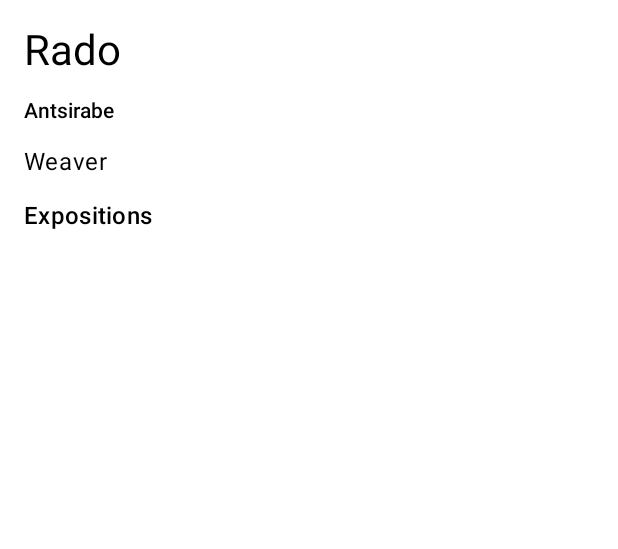
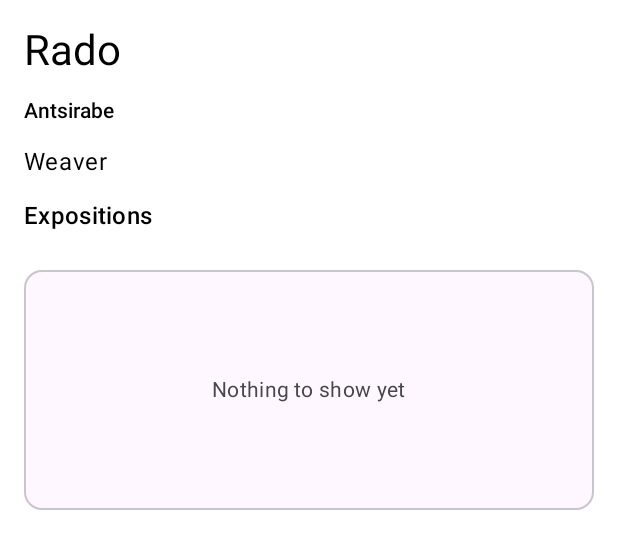
Before and after one commit to artiko-songomby-d1/artiko-mobile, an Android app built with Jetpack Compose: the @Preview function ArtistPagePreview, on a phone screen of 412 x 824 dp. Shown: the top 549 px of the screen. Run offline under Robolectric (Android 15) with nearby library versions, the phone set to English and light mode, and no system bars.

Commit message:
feat(core): add empty placeholder to the feed list
Co-Authored-By: Claude Sonnet 5.5 <noreply@anthropic.com>

```diff
--- /dev/null
+++ b/app/src/main/kotlin/com/onlydevs/artiko/ui/EmptyPlaceholder.kt
@@ -0,0 +1,39 @@
+package com.onlydevs.artiko.ui
+
+import androidx.compose.foundation.layout.Box
+import androidx.compose.foundation.layout.fillMaxSize
+import androidx.compose.foundation.layout.fillMaxWidth
+import androidx.compose.foundation.layout.height
+import androidx.compose.material3.MaterialTheme
+import androidx.compose.material3.OutlinedCard
+import androidx.compose.material3.Text
+import androidx.compose.runtime.Composable
+import androidx.compose.ui.Alignment
+import androidx.compose.ui.Modifier
+import androidx.compose.ui.tooling.preview.Preview
+import androidx.compose.ui.unit.Dp
+import androidx.compose.ui.unit.dp
+import com.onlydevs.artiko.ui.theme.ArtikoTheme
+
+private val DEFAULT_HEIGHT = 160.dp
+
+@Composable
+fun EmptyPlaceholder(message: String, modifier: Modifier = Modifier, height: Dp = DEFAULT_HEIGHT) {
+    OutlinedCard(modifier = modifier.fillMaxWidth().height(height)) {
+        Box(modifier = Modifier.fillMaxSize(), contentAlignment = Alignment.Center) {
+            Text(
+                text = message,
+                style = MaterialTheme.typography.bodyMedium,
+                color = MaterialTheme.colorScheme.onSurfaceVariant,
+            )
+        }
+    }
+}
+
+@Preview(showBackground = true)
+@Composable
+private fun EmptyPlaceholderPreview() {
+    ArtikoTheme {
+        EmptyPlaceholder(message = "No art yet")
+    }
+}
--- a/app/src/main/kotlin/com/onlydevs/artiko/ui/FeedList.kt
+++ b/app/src/main/kotlin/com/onlydevs/artiko/ui/FeedList.kt
@@ -20,6 +20,7 @@ fun FeedList(
     works: List<Work>,
     onOpenArtView: (String) -> Unit,
     modifier: Modifier = Modifier,
+    emptyMessage: String = "Nothing to show yet",
     header: @Composable () -> Unit = {},
 ) {
     LazyColumn(
@@ -30,6 +31,9 @@ fun FeedList(
         item {
             Column(verticalArrangement = Arrangement.spacedBy(FEED_SPACING)) { header() }
         }
+        if (works.isEmpty()) {
+            item { EmptyPlaceholder(emptyMessage) }
+        }
         items(works, key = { it.id }) { work ->
             ArtCard(work = work, onClick = { onOpenArtView(work.id) })
         }
```
